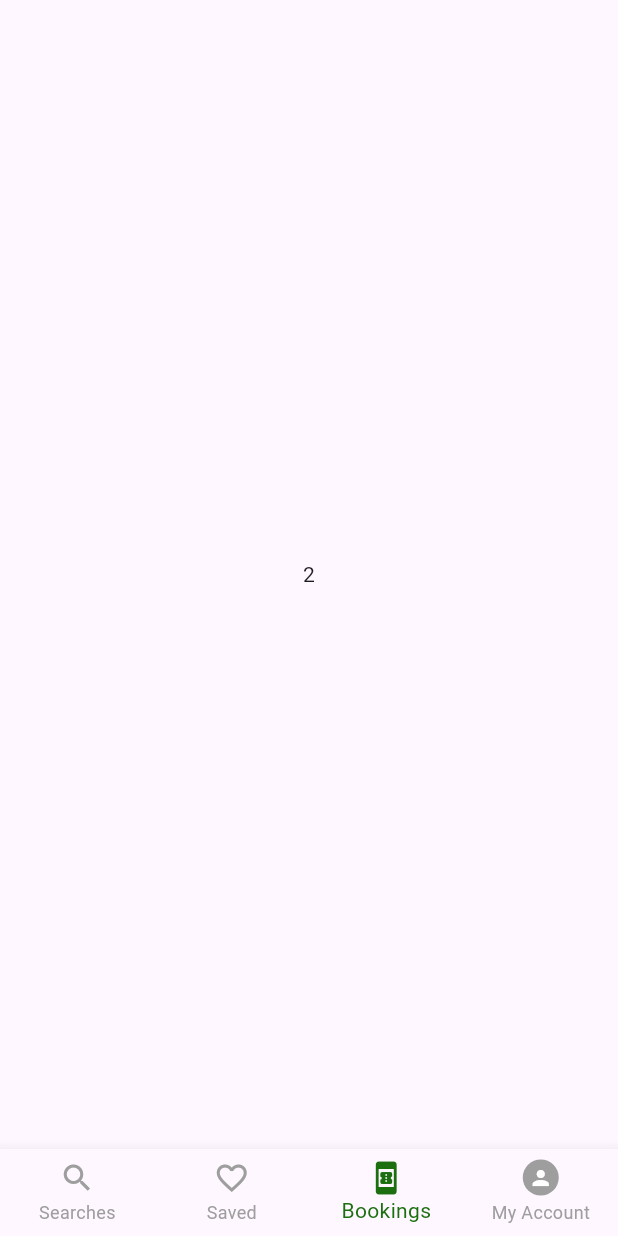
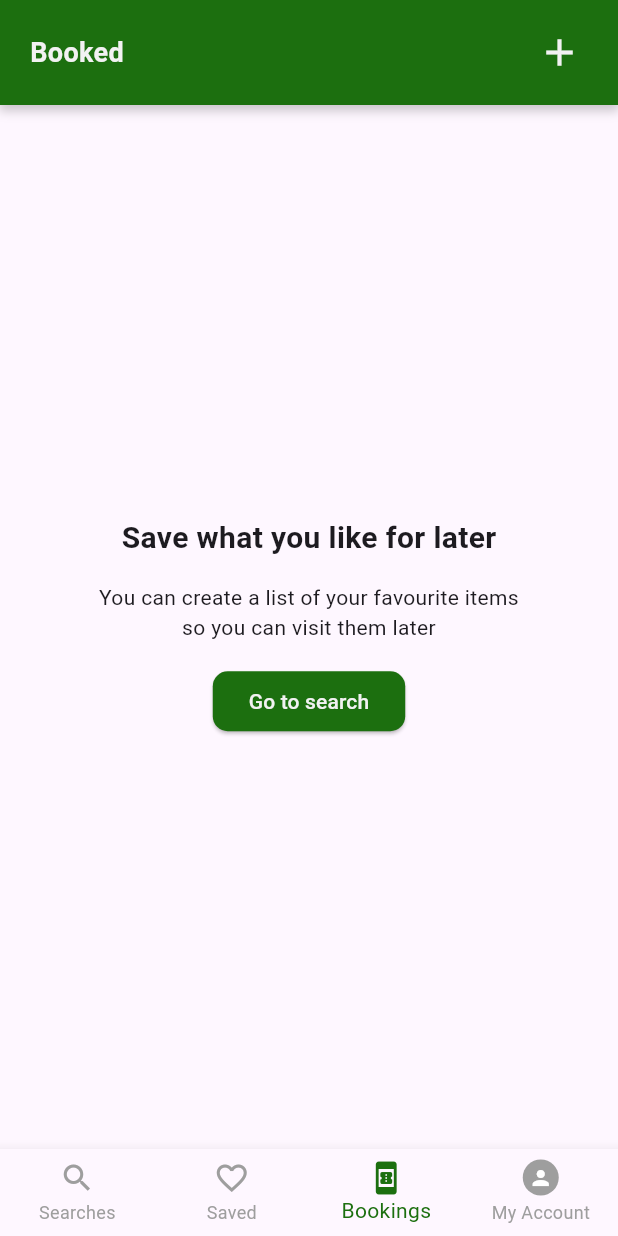
Before and after one commit to simplyfranks/chubot_dev, a Flutter app: the screen it shows after launch, item 3 of the bottom bar chosen, on a phone screen of 412 x 824 dp. Run offline on Flutter 3.47's test engine with Material 3 defaults, Android fonts, the phone set to English and light mode, and no system bars; our stand-ins replace feather_icons, font_awesome_flutter, internet_connection_checker, line_icons, shared_preferences and 1 more; missing offline and left inert: dart:ffi; network calls fail.

Commit message:
Edited the saved and booking tabs

```diff
--- a/lib/core/widgets/appbar.dart
+++ b/lib/core/widgets/appbar.dart
@@ -196,3 +196,42 @@ Widget _appBarTitle() {
     ],
   );
 }
+
+PreferredSize customAppBar2({required String bartitle}) {
+  return PreferredSize(
+    preferredSize: const Size.fromHeight(100),
+    child: Container(
+      padding: EdgeInsets.only(left: 20, right: 15),
+      child: Row(
+        mainAxisAlignment: MainAxisAlignment.spaceBetween,
+        children: [
+          Text(
+            bartitle,
+            style: TextStyle(
+              color: colors4Liontent.secondary,
+              fontWeight: FontWeight.w600,
+              fontSize: 18,
+            ),
+          ),
+          SizedBox(height: 70),
+          IconButton(
+            onPressed: () {},
+            icon: Icon(Icons.add, size: 30, color: colors4Liontent.secondary),
+          ),
+        ],
+      ),
+      decoration: BoxDecoration(
+        color: colors4Liontent.primary,
+        /*border: Border(bottom: BorderSide(color: Colors.black, width: 0.5), ),*/ boxShadow:
+            [
+              BoxShadow(
+                color: Colors.black.withOpacity(0.2),
+                spreadRadius: 1,
+                blurRadius: 5,
+                offset: const Offset(0, 3), // changes position of shadow
+              ),
+            ],
+      ),
+    ),
+  );
+}
--- a/lib/core/widgets/buttons.dart
+++ b/lib/core/widgets/buttons.dart
@@ -81,3 +81,26 @@ class lengthButton1TranspOutline extends StatelessWidget {
     );
   }
 }
+
+class shortButton1Light extends StatelessWidget {
+  final Widget widgetchoice;
+  final VoidCallback navigateTo;
+
+  const shortButton1Light({
+    super.key,
+    required this.widgetchoice,
+    required this.navigateTo,
+  });
+
+  @override
+  Widget build(BuildContext context) {
+    return ElevatedButton(
+      onPressed: navigateTo,
+      child: widgetchoice,
+      style: ElevatedButton.styleFrom(
+        backgroundColor: colors4Liontent.primary,
+        shape: RoundedRectangleBorder(borderRadius: BorderRadius.circular(10)),
+      ),
+    );
+  }
+}
--- /dev/null
+++ b/lib/features/landing/bookedPage.dart
@@ -0,0 +1,47 @@
+import 'package:flutter/material.dart';
+import 'package:liontent/core/constants/colors.dart';
+import 'package:liontent/core/widgets/appbar.dart';
+import 'package:liontent/core/widgets/buttons.dart';
+import 'package:liontent/features/landing/landing_search.dart';
+import 'package:liontent/features/landing/searchtabs/searchTab.dart';
+
+class usersBooked extends StatelessWidget {
+  const usersBooked({super.key});
+
+  @override
+  Widget build(BuildContext context) {
+    return Scaffold(
+      appBar: customAppBar2(bartitle: 'Booked'),
+      body: Center(
+        child: Column(
+          mainAxisAlignment: MainAxisAlignment.center,
+
+          children: [
+            Text(
+              'Save what you like for later',
+              style: TextStyle(fontSize: 20, fontWeight: FontWeight.w600),
+            ),
+            SizedBox(height: 15),
+            Text(
+              'You can create a list of your favourite items \nso you can visit them later',
+              textAlign: TextAlign.center,
+            ),
+            SizedBox(height: 15),
+            shortButton1Light(
+              widgetchoice: Text(
+                'Go to search',
+                style: TextStyle(color: colors4Liontent.secondary),
+              ),
+              navigateTo: () {
+                Navigator.pushReplacement(
+                  context,
+                  MaterialPageRoute(builder: (context) => landingPageSearch()),
+                );
+              },
+            ),
+          ],
+        ),
+      ),
+    );
+  }
+}
--- a/lib/features/landing/landing_search.dart
+++ b/lib/features/landing/landing_search.dart
@@ -3,7 +3,9 @@ import 'dart:ffi';
 import 'package:flutter/material.dart';
 import 'package:liontent/core/constants/colors.dart';
 import 'package:liontent/core/widgets/appbar.dart';
-import 'package:liontent/features/landing/searchTab.dart';
+import 'package:liontent/features/landing/bookedPage.dart';
+import 'package:liontent/features/landing/savedPage.dart';
+import 'package:liontent/features/landing/searchtabs/searchTab.dart';
 
 class landingPageSearch extends StatefulWidget {
   const landingPageSearch({super.key});
@@ -18,8 +20,8 @@ class _landingPageSearchState extends State<landingPageSearch> {
   // List of pages for each tab in the BottomNavigationBar
   final List<Widget> _pages = [
     searchTab(),
-    Container(child: Center(child: Text('1'))), // Saved tab placeholder
-    Container(child: Center(child: Text('2'))), // Bookings tab placeholder
+    usersSave(), // Saved tab placeholder
+    usersBooked(), // Bookings tab placeholder
     Container(child: Center(child: Text('3'))), // My Account tab placeholder
   ];
 
--- a/lib/main.dart
+++ b/lib/main.dart
@@ -3,7 +3,7 @@ import 'package:flutter/services.dart';
 import 'package:liontent/core/constants/colors.dart';
 import 'package:liontent/features/authentication/continue_email.dart';
 import 'package:liontent/features/landing/landing_search.dart';
-import 'package:liontent/features/landing/searchTab.dart';
+import 'package:liontent/features/landing/searchtabs/searchTab.dart';
 import 'package:liontent/features/landing/searchtabs/properties.dart';
 
 import 'package:liontent/features/privacypolicy.dart';
```
Also changed, not shown: lib/features/landing/savedPage.dart (added, +47 -0 lines), lib/features/landing/searchtabs/properties.dart (+12 -5 lines), lib/features/landing/profilePage.dart (added), lib/features/landing/searchtabs/searchTab.dart (renamed from lib/features/landing/searchTab.dart).
